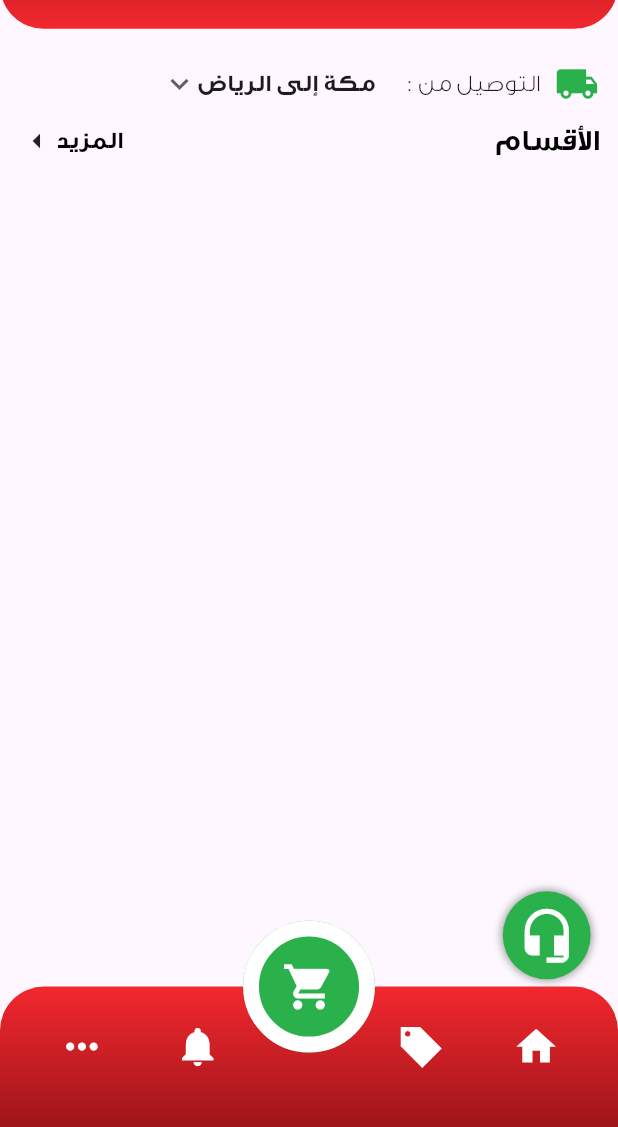
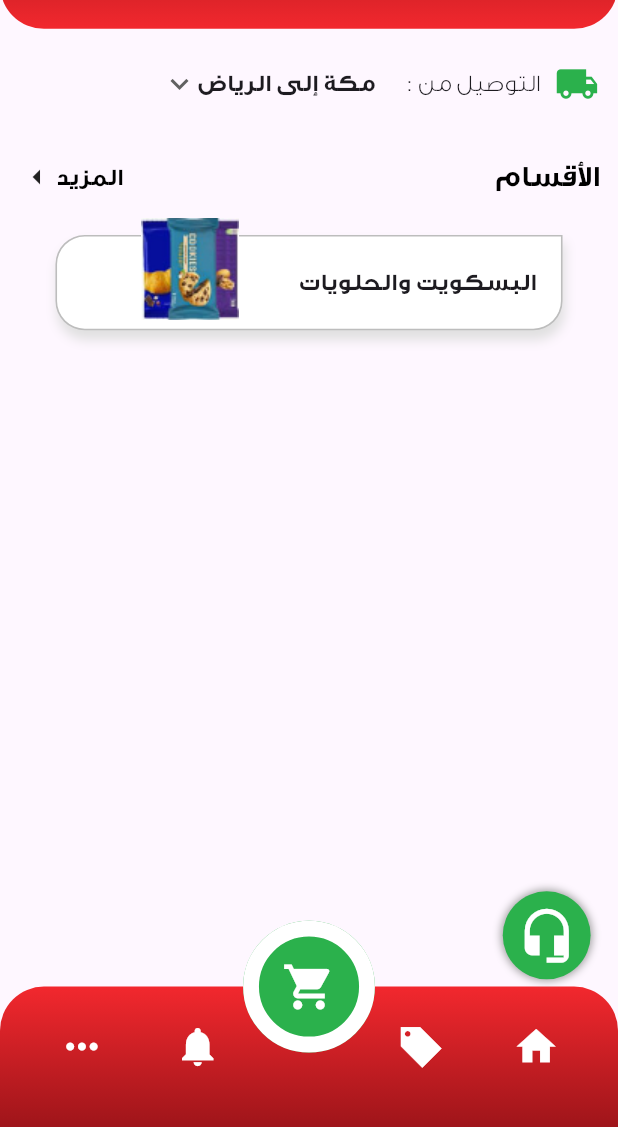
Before and after one commit to Sourcecode-eg/jomla, a Flutter app: the screen it shows after launch, on a phone screen of 412 x 824 dp, the part 103-1230 px from its top. Run offline on Flutter 3.47's test engine with Material 3 defaults, Android fonts, the light colour scheme and no system bars; our stand-ins replace flutter_screenutil.

Commit message:
Added Featured Category Card

```diff
--- a/lib/core/resources/images/images.dart
+++ b/lib/core/resources/images/images.dart
@@ -1,5 +1,6 @@
 class AppImages {
-  static const String assetImages = 'assets/Images';
+  static const String assetImages = 'assets/images';
   static const String logo = "$assetImages/app_logo.png";
+  static const String biscuits = "$assetImages/البسكويت والحلويات.png";
   AppImages._();
 }
--- /dev/null
+++ b/lib/feature/home/presentation/widgets/category_title.dart
@@ -0,0 +1,29 @@
+import 'package:flutter/material.dart';
+import 'package:flutter_screenutil/flutter_screenutil.dart';
+import 'package:jomla_market/core/resources/styles/app_text_style.dart';
+
+class CategoryTitle extends StatelessWidget {
+  const CategoryTitle({super.key, required this.title});
+  final String title;
+
+  @override
+  Widget build(BuildContext context) {
+    return Padding(
+      padding: EdgeInsets.symmetric(vertical: 25.h),
+      child: Row(
+        children: [
+          Expanded(child: Text(title, style: AppTextStyle.bodyText20)),
+          InkWell(
+            onTap: () {},
+            child: Row(
+              children: [
+                Text('المزيد', style: AppTextStyle.bodyText16),
+                const Icon(Icons.arrow_right),
+              ],
+            ),
+          ),
+        ],
+      ),
+    );
+  }
+}
--- /dev/null
+++ b/lib/feature/home/presentation/widgets/featured_category_card.dart
@@ -0,0 +1,79 @@
+import 'package:flutter/material.dart';
+import 'package:flutter_screenutil/flutter_screenutil.dart';
+import 'package:jomla_market/core/resources/colors/colors.dart';
+import 'package:jomla_market/feature/home/data/models/category_model.dart';
+
+class FeaturedCategoryCard extends StatelessWidget {
+  final CategoryModel categoryModel;
+
+  final VoidCallback onTap;
+
+  const FeaturedCategoryCard({
+    super.key,
+
+    required this.onTap,
+    required this.categoryModel,
+  });
+
+  @override
+  Widget build(BuildContext context) {
+    return Padding(
+      padding: EdgeInsets.symmetric(horizontal: 20.w),
+      child: InkWell(
+        onTap: onTap,
+        borderRadius: BorderRadius.only(
+          topLeft: Radius.circular(20.r),
+          bottomLeft: Radius.circular(20.r),
+          bottomRight: Radius.circular(20.r),
+        ),
+        child: Stack(
+          clipBehavior: Clip.none,
+          children: [
+            Container(
+              width: 320.w,
+              height: 65.h,
+              padding: EdgeInsets.symmetric(horizontal: 16.w, vertical: 20.h),
+              decoration: BoxDecoration(
+                color: AppColors.white,
+                borderRadius: BorderRadius.only(
+                  topLeft: Radius.circular(20.r),
+                  bottomLeft: Radius.circular(20.r),
+                  bottomRight: Radius.circular(20.r),
+                ),
+                border: Border.all(color: Colors.grey.shade400, width: 1.w),
+                boxShadow: [
+                  BoxShadow(
+                    color: Colors.grey.shade300,
+                    blurRadius: 6.r,
+                    spreadRadius: 0,
+                    offset: Offset(1.w, 6.h),
+                  ),
+                ],
+              ),
+              child: Row(
+                children: [
+                  Text(
+                    categoryModel.title,
+                    style: TextStyle(
+                      fontSize: 16.sp,
+                      fontWeight: FontWeight.bold,
+                    ),
+                  ),
+                ],
+              ),
+            ),
+            Positioned(
+              top: -20.h,
+              left: 45.w,
+              child: Image.asset(
+                categoryModel.image,
+                width: 80.w,
+                height: 80.w,
+              ),
+            ),
+          ],
+        ),
+      ),
+    );
+  }
+}
--- a/lib/feature/home/presentation/widgets/home_view_body.dart
+++ b/lib/feature/home/presentation/widgets/home_view_body.dart
@@ -1,6 +1,9 @@
 import 'package:flutter/material.dart';
 import 'package:flutter_screenutil/flutter_screenutil.dart';
-import 'package:jomla_market/core/resources/styles/app_text_style.dart';
+import 'package:jomla_market/core/resources/images/images.dart';
+import 'package:jomla_market/feature/home/data/models/category_model.dart';
+import 'package:jomla_market/feature/home/presentation/widgets/category_title.dart';
+import 'package:jomla_market/feature/home/presentation/widgets/featured_category_card.dart';
 import 'package:jomla_market/feature/home/presentation/widgets/location_selector.dart';
 
 class HomeViewBody extends StatelessWidget {
@@ -15,20 +18,13 @@ class HomeViewBody extends StatelessWidget {
         child: Column(
           children: [
             const LocationSelector(),
-            Row(
-              children: [
-                Expanded(
-                  child: Text('الأقسام', style: AppTextStyle.bodyText20),
-                ),
-                InkWell(
-                  child: Row(
-                    children: [
-                      Text('المزيد', style: AppTextStyle.bodyText16),
-                      const Icon(Icons.arrow_right),
-                    ],
-                  ),
-                ),
-              ],
+            const CategoryTitle(title: 'الأقسام'),
+            FeaturedCategoryCard(
+              onTap: () {},
+              categoryModel: CategoryModel(
+                title: 'البسكويت والحلويات',
+                image: AppImages.biscuits,
+              ),
             ),
           ],
         ),
```
Also changed, not shown: assets/images/البسكويت والحلويات.png (added).
